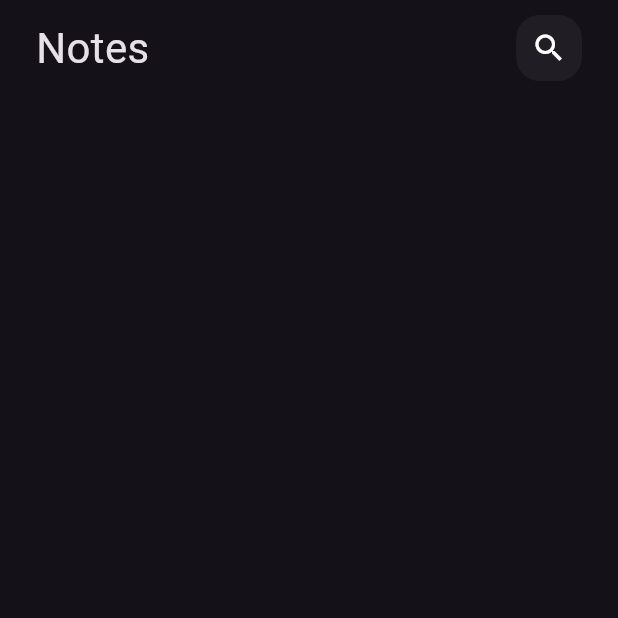
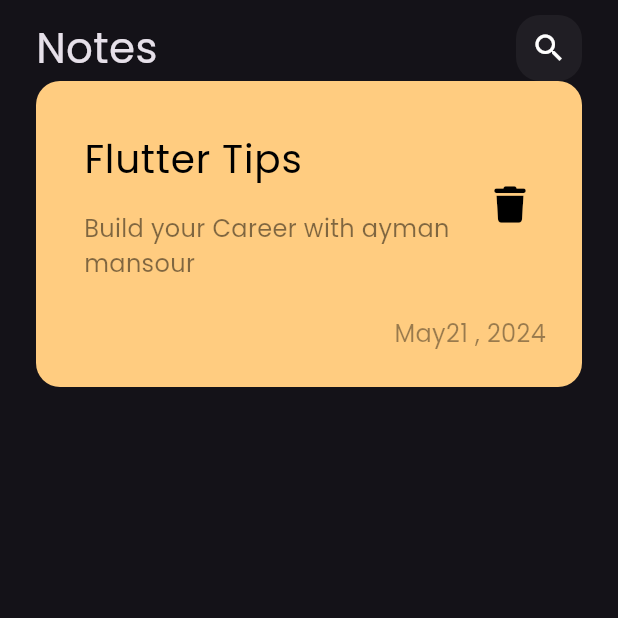
Before and after one commit to ayman429/notes_app, a Flutter app: the screen it shows after launch, on a phone screen of 412 x 824 dp, the top half of it. Run offline on Flutter 3.47's test engine with Material 3 defaults, Android fonts, the phone set to English and light mode, and no system bars; our stand-ins replace font_awesome_flutter.

Commit message:
create custom note item

```diff
--- a/lib/main.dart
+++ b/lib/main.dart
@@ -12,7 +12,7 @@ class NotesApp extends StatelessWidget {
   Widget build(BuildContext context) {
     return MaterialApp(
       debugShowCheckedModeBanner: false,
-      theme: ThemeData(brightness: Brightness.dark),
+      theme: ThemeData(brightness: Brightness.dark, fontFamily: "Poppins"),
       home: const NotesView(),
     );
   }
--- /dev/null
+++ b/lib/views/widgets/custom_note_item.dart
@@ -0,0 +1,54 @@
+import 'package:flutter/material.dart';
+import 'package:font_awesome_flutter/font_awesome_flutter.dart';
+
+class NoteItem extends StatelessWidget {
+  const NoteItem({super.key});
+
+  @override
+  Widget build(BuildContext context) {
+    return Container(
+      padding: const EdgeInsetsDirectional.only(top: 24, bottom: 24, start: 16),
+      decoration: const BoxDecoration(
+        color: Color(0xFFFFCC80),
+        borderRadius: BorderRadius.all(
+          Radius.circular(16),
+        ),
+      ),
+      child: Column(
+        crossAxisAlignment: CrossAxisAlignment.end,
+        children: [
+          ListTile(
+              title: const Text(
+                "Flutter Tips",
+                style: TextStyle(fontSize: 26, color: Colors.black),
+              ),
+              subtitle: Padding(
+                padding: const EdgeInsetsDirectional.only(top: 16),
+                child: Text(
+                  "Build your Career with ayman mansour",
+                  style: TextStyle(
+                      fontSize: 16, color: Colors.black.withOpacity(.5)),
+                ),
+              ),
+              trailing: IconButton(
+                onPressed: () {},
+                icon: const Icon(
+                  size: 24,
+                  // Icons.delete,
+                  FontAwesomeIcons.trash,
+                  color: Colors.black,
+                ),
+              )),
+          Padding(
+            padding: const EdgeInsetsDirectional.only(end: 24, top: 16),
+            child: Text(
+              "May21 , 2024",
+              style:
+                  TextStyle(fontSize: 16, color: Colors.black.withOpacity(0.4)),
+            ),
+          )
+        ],
+      ),
+    );
+  }
+}
--- a/lib/views/widgets/notes_view_body.dart
+++ b/lib/views/widgets/notes_view_body.dart
@@ -1,6 +1,6 @@
 import 'package:flutter/material.dart';
-
 import 'custom_app_bar.dart';
+import 'custom_note_item.dart';
 
 class NotesViewBody extends StatelessWidget {
   const NotesViewBody({super.key});
@@ -16,9 +16,70 @@ class NotesViewBody extends StatelessWidget {
               height: 10,
             ),
             CustomAppBar(),
+            NoteItem(),
           ],
         ),
       ),
     );
   }
 }
+
+
+// class NoteItem1 extends StatelessWidget {
+//   const NoteItem1({super.key});
+
+//   @override
+//   Widget build(BuildContext context) {
+//     return Container(
+//       decoration: const BoxDecoration(
+//         color: Colors.amber,
+//         borderRadius: BorderRadius.all(
+//           Radius.circular(16),
+//         ),
+//       ),
+//       child: Padding(
+//         padding: const EdgeInsets.all(20),
+//         child: Column(
+//           crossAxisAlignment: CrossAxisAlignment.end,
+//           children: [
+//             Row(
+//               mainAxisAlignment: MainAxisAlignment.spaceBetween,
+//               children: [
+//                 Column(
+//                   crossAxisAlignment: CrossAxisAlignment.start,
+//                   children: [
+//                     const Text(
+//                       "Flutter tips",
+//                       style: TextStyle(fontSize: 16, color: Colors.black),
+//                     ),
+//                     SizedBox(
+//                       width: 200,
+//                       child: Text(
+//                         "Build your Career with ayman mansour",
+//                         maxLines: 5,
+//                         overflow: TextOverflow.ellipsis,
+//                         style: TextStyle(
+//                             fontSize: 12, color: Colors.black.withOpacity(.5)),
+//                       ),
+//                     ),
+//                   ],
+//                 ),
+//                 const Icon(
+//                   Icons.delete,
+//                   color: Colors.black,
+//                 ),
+//               ],
+//             ),
+//             Text(
+//               "May 2024",
+//               maxLines: 1,
+//               overflow: TextOverflow.ellipsis,
+//               style:
+//                   TextStyle(fontSize: 12, color: Colors.black.withOpacity(.5)),
+//             ),
+//           ],
+//         ),
+//       ),
+//     );
+//   }
+// }
```
Also changed, not shown: pubspec.yaml (+8 -15 lines), assets/fonts/Poppins-Regular.ttf (added), pubspec.lock.
